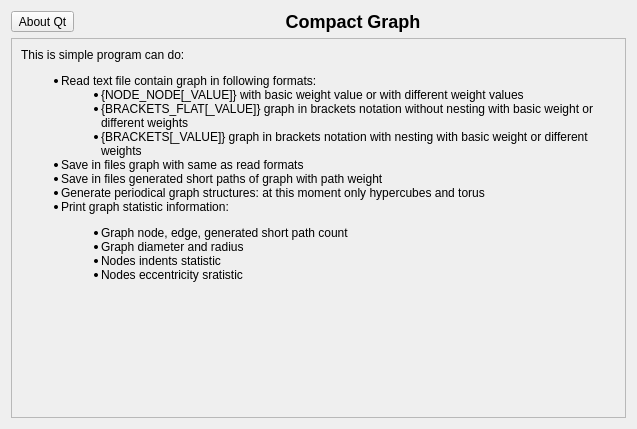
The window that gui/AboutForm.ui (Savelyev-Aleksey/Compact-graph) describes before a commit, drawn with Qt 5.
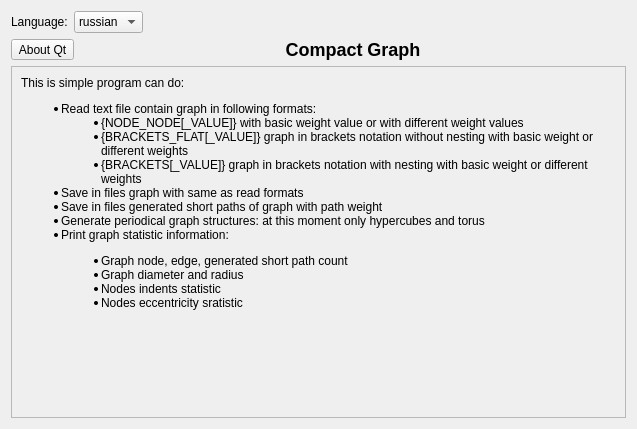
The same window after the commit. Icons and pictures are not drawn.

Patch:
```diff
--- a/gui/AboutForm.ui
+++ b/gui/AboutForm.ui
@@ -14,13 +14,51 @@
    <string>About program</string>
   </property>
   <layout class="QVBoxLayout" name="verticalLayout">
+   <item>
+    <layout class="QHBoxLayout" name="horizontalLayout_2">
+     <item>
+      <widget class="QLabel" name="label_3">
+       <property name="text">
+        <string>Language:</string>
+       </property>
+      </widget>
+     </item>
+     <item>
+      <widget class="QComboBox" name="languageCombo">
+       <property name="currentIndex">
+        <number>0</number>
+       </property>
+       <item>
+        <property name="text">
+         <string notr="true">russian</string>
+        </property>
+       </item>
+       <item>
+        <property name="text">
+         <string notr="true">english</string>
+        </property>
+       </item>
+      </widget>
+     </item>
+     <item>
+      <spacer name="horizontalSpacer">
+       <property name="orientation">
+        <enum>Qt::Horizontal</enum>
+       </property>
+       <property name="sizeHint" stdset="0">
+        <size>
+         <width>40</width>
+         <height>20</height>
+        </size>
+       </property>
+      </spacer>
+     </item>
+    </layout>
+   </item>
    <item>
     <layout class="QHBoxLayout" name="horizontalLayout">
      <item>
       <widget class="QToolButton" name="aboutButton">
-       <property name="layoutDirection">
-        <enum>Qt::LeftToRight</enum>
-       </property>
        <property name="text">
         <string>About Qt</string>
        </property>
@@ -64,8 +102,8 @@
        <rect>
         <x>0</x>
         <y>0</y>
-        <width>617</width>
-        <height>332</height>
+        <width>601</width>
+        <height>314</height>
        </rect>
       </property>
       <layout class="QVBoxLayout" name="verticalLayout_2">
```
